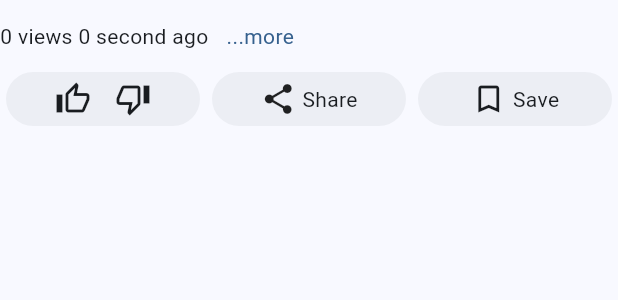
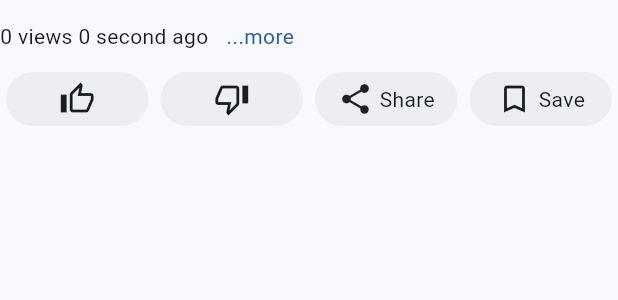
Before and after one commit to SoroushBeigi/academy, a Flutter app: the DescriptionVideo widget shown alone on an empty page, opened directly with empty values, on a phone screen of 412 x 824 dp. Shown: the top 300 px of the screen. Run offline on Flutter 3.47's test engine with Material 3 defaults, Android fonts, the phone set to English and light mode, and no system bars; our stand-ins replace cached_network_image, camera, chewie, concentric_transition, dio, equatable and 16 more; accounts and stored records are empty; generated files the repository leaves out were written again.

Commit message:
video details page like and dislike icons state

```diff
--- a/lib/src/features/video_details/presentation/pages/widgets/description_video.dart
+++ b/lib/src/features/video_details/presentation/pages/widgets/description_video.dart
@@ -67,36 +67,42 @@ class DescriptionVideo extends StatelessWidget {
                         color: Theme.of(context).colorScheme.surfaceContainer,
                         borderRadius: BorderRadius.circular(AppSize.s60),
                       ),
-                      child: Row(
-                        mainAxisAlignment: MainAxisAlignment.center,
-                        children: [
-                          InkWell(
+                      child: InkWell(
                         onTap: () {
                           likeSubject.add(1);
                         },
                         child: Icon(
-                              Icons.thumb_up_alt_outlined,
+                          snapshot.data == 1
+                              ? Icons.thumb_up_alt
+                              : Icons.thumb_up_alt_outlined,
                           color: snapshot.data == 1
                               ? Theme.of(context).colorScheme.primary
                               : Theme.of(context).colorScheme.onSurface,
                         ),
                       ),
-                          VerticalDivider(
-                            thickness: 2,
-                            color: Theme.of(context).colorScheme.onSurface,
                     ),
-                          InkWell(
+                  ),
+                  Expanded(
+                    child: Container(
+                      margin:
+                          const EdgeInsets.symmetric(horizontal: AppPadding.p4),
+                      padding: const EdgeInsets.all(AppPadding.p6),
+                      decoration: BoxDecoration(
+                        color: Theme.of(context).colorScheme.surfaceContainer,
+                        borderRadius: BorderRadius.circular(AppSize.s60),
+                      ),
+                      child: InkWell(
                         onTap: () {
                           likeSubject.add(-1);
                         },
                         child: Icon(
-                              Icons.thumb_down_alt_outlined,
+                          snapshot.data == -1
+                              ? Icons.thumb_down_alt
+                              : Icons.thumb_down_alt_outlined,
                           color: snapshot.data == -1
                               ? Theme.of(context).colorScheme.primary
                               : Theme.of(context).colorScheme.onSurface,
                         ),
-                          ),
-                        ],
                       ),
                     ),
                   ),
```
Lines whose indentation alone changed are shown as unchanged.
